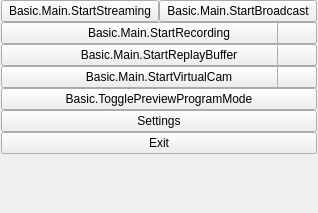
This is UI/forms/OBSBasicControls.ui in jmickelonis/obs-studio as Qt 5 draws it before an edit. The edited form follows.
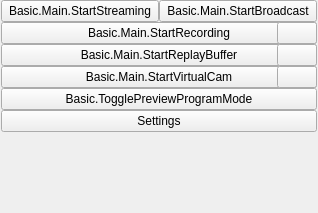
This is the edited form. Icons and pictures are not drawn. Custom widgets are drawn as their Qt base class.

Commit message: Removed the exit button from basic controls (the window can simply be closed).

The edit to the form file:
```diff
--- a/UI/forms/OBSBasicControls.ui
+++ b/UI/forms/OBSBasicControls.ui
@@ -343,25 +343,6 @@
         </property>
        </widget>
       </item>
-      <item>
-       <widget class="QPushButton" name="exitButton">
-        <property name="sizePolicy">
-         <sizepolicy hsizetype="Ignored" vsizetype="Fixed">
-          <horstretch>0</horstretch>
-          <verstretch>0</verstretch>
-         </sizepolicy>
-        </property>
-        <property name="minimumSize">
-         <size>
-          <width>150</width>
-          <height>0</height>
-         </size>
-        </property>
-        <property name="text">
-         <string>Exit</string>
-        </property>
-       </widget>
-      </item>
       <item>
        <spacer name="expVSpacer">
         <property name="orientation">
```
The commit also changes 3 other files.
